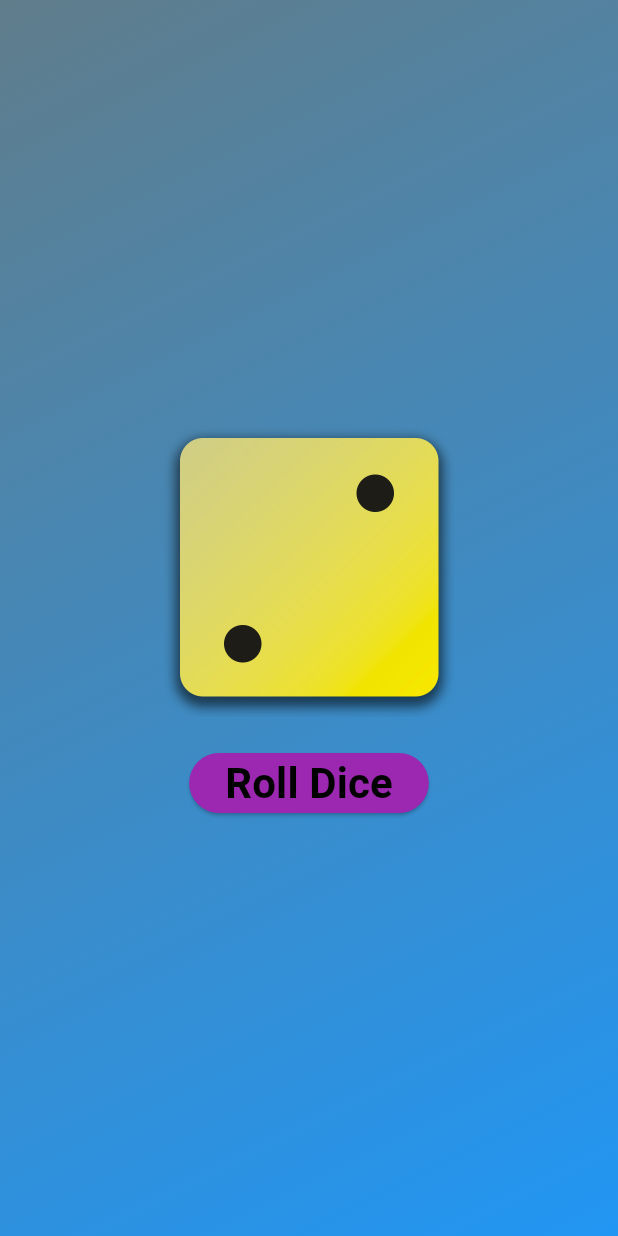
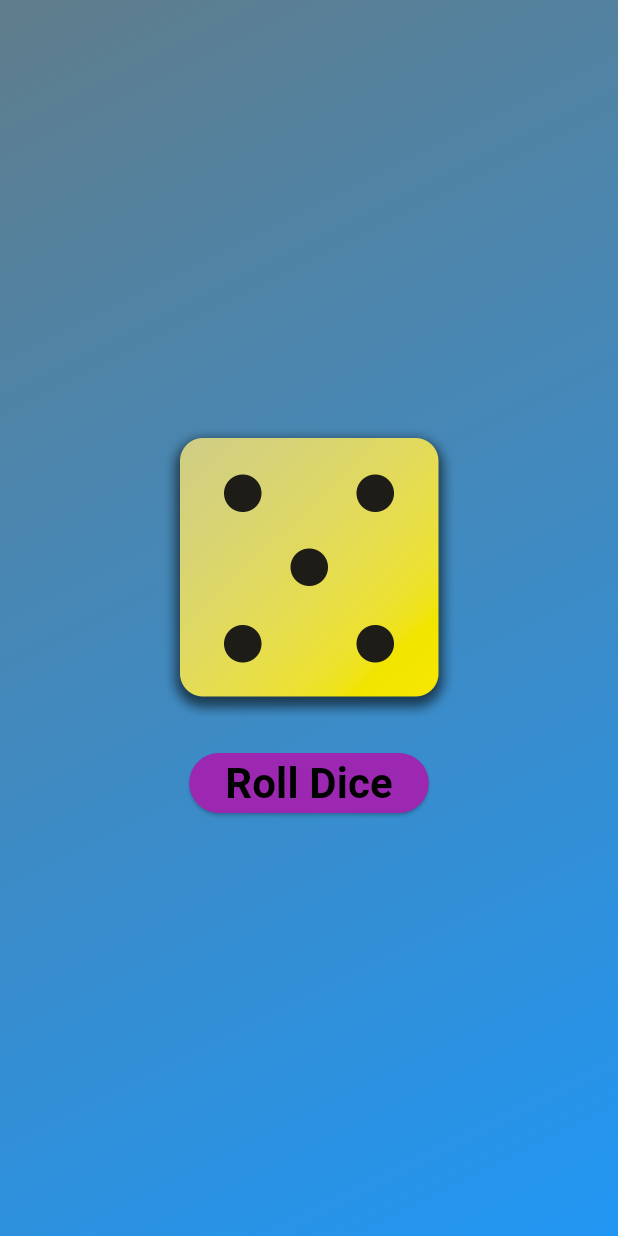
Before and after one commit to lorenzo-trevizani/flutter-first-app, a Flutter app: the screen it shows after launch, after a tap on "Roll Dice", on a phone screen of 412 x 824 dp. Run offline on Flutter 3.47's test engine with Material 3 defaults, Android fonts, the phone set to English and light mode, and no system bars.

Commit message:
Implement random state for dice images

```diff
--- /dev/null
+++ b/lib/dice_roller.dart
@@ -0,0 +1,47 @@
+import 'dart:math';
+
+import 'package:flutter/material.dart';
+
+import 'package:first_app/Texts/styled_text.dart';
+
+class DiceRoller extends StatefulWidget {
+  const DiceRoller({super.key});
+
+  @override
+  State<DiceRoller> createState() {
+    return _DiceRollerState();
+  }
+}
+
+class _DiceRollerState extends State<DiceRoller> {
+  var currentDoceRoll = 2;
+
+  void rollDice() {
+    setState(() {
+      currentDoceRoll = Random().nextInt(6) + 1;
+    });
+  }
+
+  @override
+  Widget build(context) {
+    return Column(
+      mainAxisSize: MainAxisSize.min,
+      children: [
+        Image.asset(
+          'assets/images/dice-$currentDoceRoll.png',
+          width: 200,
+        ),
+        const SizedBox(
+          height: 20,
+        ),
+        ElevatedButton(
+          onPressed: rollDice,
+          style: ElevatedButton.styleFrom(
+            backgroundColor: Colors.purple,
+          ),
+          child: const StyledText('Roll Dice'),
+        ),
+      ],
+    );
+  }
+}
--- a/lib/gradient_container.dart
+++ b/lib/gradient_container.dart
@@ -1,5 +1,6 @@
 import 'package:flutter/material.dart';
-import 'package:first_app/Texts/styled_text.dart';
+
+import 'package:first_app/dice_roller.dart';
 
 const startAlignment = Alignment.topLeft;
 const endAligment = Alignment.bottomRight;
@@ -8,10 +9,6 @@ class GradientContainer extends StatelessWidget {
   const GradientContainer(this.colors, {super.key});
 
   final List<Color> colors;
-
-  void rollDice() {
-    // ...
-  }
 
   @override
   Widget build(context) {
@@ -23,26 +20,8 @@ class GradientContainer extends StatelessWidget {
           end: endAligment,
         ),
       ),
-      child: Center(
-        child: Column(
-          mainAxisSize: MainAxisSize.min,
-          children: [
-            Image.asset(
-              'assets/images/dice-2.png',
-              width: 200,
-            ),
-            const SizedBox(
-              height: 20,
-            ),
-            ElevatedButton(
-              onPressed: rollDice,
-              style: ElevatedButton.styleFrom(
-                backgroundColor: Colors.purple,
-              ),
-              child: const StyledText('Roll Dice'),
-            ),
-          ],
-        ),
+      child: const Center(
+        child: DiceRoller(),
       ),
     );
   }
```
